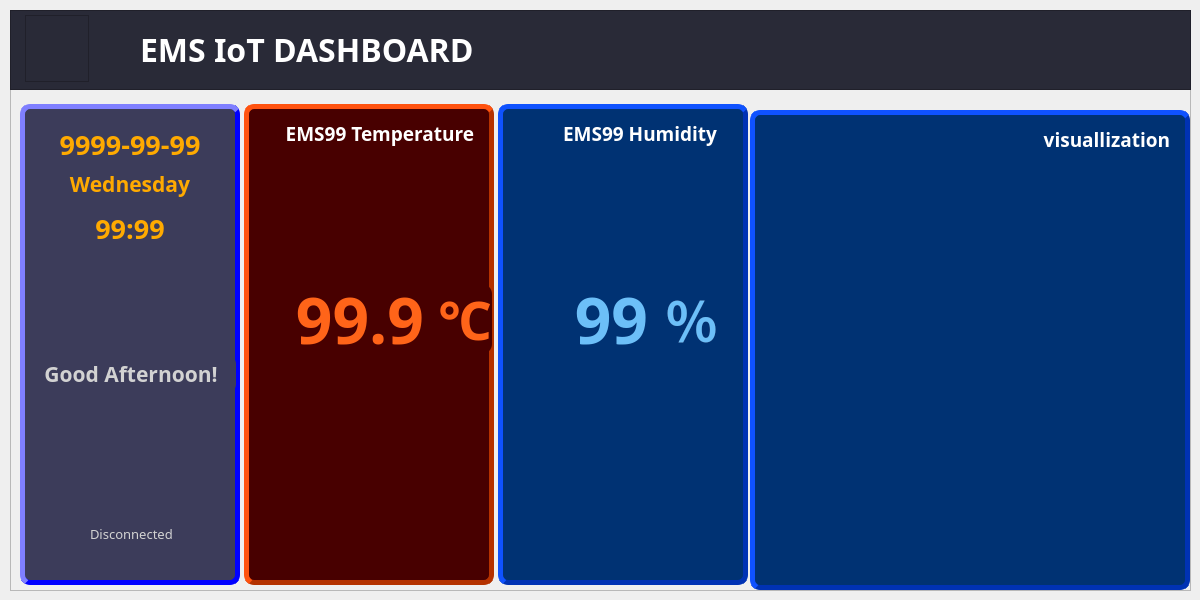
Above: windows/UI/dashboard.ui from donghu98/EMS_comm before the change. Below: the same form after it.
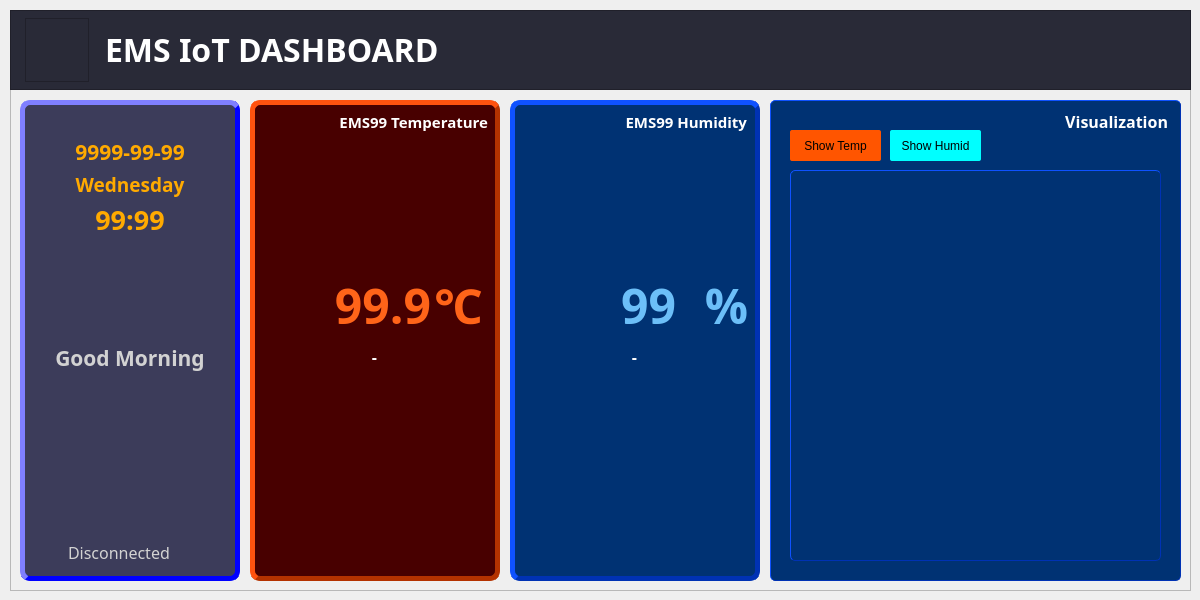
That is the form after the change. Icons and pictures are not drawn.

```diff
--- a/windows/UI/dashboard.ui
+++ b/windows/UI/dashboard.ui
@@ -36,7 +36,7 @@
   </property>
   <property name="font">
    <font>
-    <family>나눔고딕코딩</family>
+    <family>나눔고딕</family>
    </font>
   </property>
   <property name="windowTitle">
@@ -86,9 +86,9 @@
       <property name="geometry">
        <rect>
         <x>15</x>
-        <y>5</y>
+        <y>8</y>
         <width>64</width>
-        <height>67</height>
+        <height>64</height>
        </rect>
       </property>
       <property name="styleSheet">
@@ -105,15 +105,15 @@
      <widget class="QLabel" name="lbltitle">
       <property name="geometry">
        <rect>
-        <x>130</x>
-        <y>13</y>
-        <width>370</width>
-        <height>52</height>
+        <x>95</x>
+        <y>14</y>
+        <width>521</width>
+        <height>51</height>
        </rect>
       </property>
       <property name="font">
        <font>
-        <family>나눔고딕코딩</family>
+        <family>나눔고딕 ExtraBold</family>
         <pointsize>24</pointsize>
         <weight>75</weight>
         <bold>true</bold>
@@ -131,14 +131,14 @@
      <property name="geometry">
       <rect>
        <x>10</x>
-       <y>94</y>
+       <y>90</y>
        <width>220</width>
        <height>481</height>
       </rect>
      </property>
      <property name="font">
       <font>
-       <family>나눔고딕코딩</family>
+       <family>나눔고딕 ExtraBold</family>
        <weight>75</weight>
        <bold>true</bold>
       </font>
@@ -159,8 +159,8 @@
      <widget class="QFrame" name="weatherFrame">
       <property name="geometry">
        <rect>
-        <x>79</x>
-        <y>170</y>
+        <x>78</x>
+        <y>160</y>
         <width>64</width>
         <height>64</height>
        </rect>
@@ -181,16 +181,16 @@
      <widget class="QLabel" name="lblDate">
       <property name="geometry">
        <rect>
-        <x>15</x>
-        <y>20</y>
-        <width>190</width>
-        <height>40</height>
+        <x>35</x>
+        <y>36</y>
+        <width>150</width>
+        <height>31</height>
        </rect>
       </property>
       <property name="font">
        <font>
-        <family>나눔고딕코딩</family>
-        <pointsize>20</pointsize>
+        <family>나눔고딕 ExtraBold</family>
+        <pointsize>16</pointsize>
         <weight>75</weight>
         <bold>true</bold>
        </font>
@@ -209,16 +209,16 @@
      <widget class="QLabel" name="lblDay">
       <property name="geometry">
        <rect>
-        <x>15</x>
-        <y>60</y>
-        <width>190</width>
-        <height>40</height>
+        <x>35</x>
+        <y>69</y>
+        <width>150</width>
+        <height>31</height>
        </rect>
       </property>
       <property name="font">
        <font>
-        <family>나눔고딕코딩</family>
-        <pointsize>16</pointsize>
+        <family>나눔고딕 ExtraBold</family>
+        <pointsize>14</pointsize>
         <weight>75</weight>
         <bold>true</bold>
        </font>
@@ -237,15 +237,15 @@
      <widget class="QLabel" name="lblTime">
       <property name="geometry">
        <rect>
-        <x>15</x>
+        <x>35</x>
         <y>104</y>
-        <width>190</width>
-        <height>40</height>
+        <width>150</width>
+        <height>31</height>
        </rect>
       </property>
       <property name="font">
        <font>
-        <family>나눔고딕코딩</family>
+        <family>나눔고딕 ExtraBold</family>
         <pointsize>20</pointsize>
         <weight>75</weight>
         <bold>true</bold>
@@ -265,15 +265,15 @@
      <widget class="QLabel" name="lblGreeting">
       <property name="geometry">
        <rect>
-        <x>6</x>
-        <y>250</y>
-        <width>210</width>
-        <height>40</height>
+        <x>10</x>
+        <y>242</y>
+        <width>200</width>
+        <height>31</height>
        </rect>
       </property>
       <property name="font">
        <font>
-        <family>나눔고딕코딩</family>
+        <family>나눔고딕 ExtraBold</family>
         <pointsize>16</pointsize>
         <weight>75</weight>
         <bold>true</bold>
@@ -284,7 +284,7 @@
 border:none;</string>
       </property>
       <property name="text">
-       <string>Good Afternoon!</string>
+       <string>Good Morning</string>
       </property>
       <property name="alignment">
        <set>Qt::AlignCenter</set>
@@ -293,10 +293,10 @@
      <widget class="QFrame" name="conframe">
       <property name="geometry">
        <rect>
-        <x>20</x>
-        <y>420</y>
-        <width>40</width>
-        <height>40</height>
+        <x>16</x>
+        <y>441</y>
+        <width>24</width>
+        <height>24</height>
        </rect>
       </property>
       <property name="styleSheet">
@@ -315,16 +315,16 @@
      <widget class="QLabel" name="lblstatus">
       <property name="geometry">
        <rect>
-        <x>70</x>
-        <y>410</y>
-        <width>140</width>
-        <height>40</height>
+        <x>48</x>
+        <y>437</y>
+        <width>141</width>
+        <height>31</height>
        </rect>
       </property>
       <property name="font">
        <font>
-        <family>나눔고딕코딩</family>
-        <pointsize>10</pointsize>
+        <family>나눔고딕</family>
+        <pointsize>12</pointsize>
         <weight>50</weight>
         <bold>false</bold>
        </font>
@@ -344,15 +344,15 @@
     <widget class="QFrame" name="tempFrame">
      <property name="geometry">
       <rect>
-       <x>234</x>
-       <y>94</y>
+       <x>240</x>
+       <y>90</y>
        <width>250</width>
        <height>481</height>
       </rect>
      </property>
      <property name="font">
       <font>
-       <family>나눔고딕코딩</family>
+       <family>나눔고딕 ExtraBold</family>
        <weight>75</weight>
        <bold>true</bold>
       </font>
@@ -373,8 +373,8 @@
      <widget class="QFrame" name="tempIconFrame">
       <property name="geometry">
        <rect>
-        <x>10</x>
-        <y>50</y>
+        <x>16</x>
+        <y>42</y>
         <width>128</width>
         <height>128</height>
        </rect>
@@ -395,16 +395,16 @@
      <widget class="QLabel" name="lblTempTitle">
       <property name="geometry">
        <rect>
-        <x>40</x>
-        <y>9</y>
-        <width>190</width>
-        <height>40</height>
+        <x>27</x>
+        <y>11</y>
+        <width>211</width>
+        <height>21</height>
        </rect>
       </property>
       <property name="font">
        <font>
-        <family>나눔고딕코딩</family>
-        <pointsize>14</pointsize>
+        <family>나눔고딕 ExtraBold</family>
+        <pointsize>11</pointsize>
         <weight>75</weight>
         <bold>true</bold>
        </font>
@@ -423,16 +423,16 @@
      <widget class="QLabel" name="lblCurrentTemp">
       <property name="geometry">
        <rect>
-        <x>10</x>
-        <y>180</y>
-        <width>170</width>
-        <height>70</height>
+        <x>40</x>
+        <y>174</y>
+        <width>141</width>
+        <height>62</height>
        </rect>
       </property>
       <property name="font">
        <font>
-        <family>나눔고딕코딩</family>
-        <pointsize>48</pointsize>
+        <family>나눔고딕 ExtraBold</family>
+        <pointsize>36</pointsize>
         <weight>75</weight>
         <bold>true</bold>
        </font>
@@ -451,16 +451,16 @@
      <widget class="QLabel" name="lblTempC">
       <property name="geometry">
        <rect>
-        <x>178</x>
-        <y>180</y>
-        <width>70</width>
-        <height>70</height>
+        <x>186</x>
+        <y>174</y>
+        <width>47</width>
+        <height>62</height>
        </rect>
       </property>
       <property name="font">
        <font>
-        <family>나눔고딕코딩</family>
-        <pointsize>40</pointsize>
+        <family>나눔고딕 ExtraBold</family>
+        <pointsize>36</pointsize>
         <weight>75</weight>
         <bold>true</bold>
        </font>
@@ -476,19 +476,83 @@
        <set>Qt::AlignRight|Qt::AlignTrailing|Qt::AlignVCenter</set>
       </property>
      </widget>
+     <widget class="QPushButton" name="btnTempAlarm">
+      <property name="geometry">
+       <rect>
+        <x>128</x>
+        <y>278</y>
+        <width>48</width>
+        <height>48</height>
+       </rect>
+      </property>
+      <property name="styleSheet">
+       <string notr="true">border-style: none;
+background-image: url(:/alarm);
+background-repeat: no-repeat;</string>
+      </property>
+      <property name="text">
+       <string/>
+      </property>
+     </widget>
+     <widget class="QLabel" name="lblTempAlarm">
+      <property name="geometry">
+       <rect>
+        <x>39</x>
+        <y>246</y>
+        <width>171</width>
+        <height>21</height>
+       </rect>
+      </property>
+      <property name="font">
+       <font>
+        <family>나눔고딕</family>
+        <pointsize>12</pointsize>
+        <weight>75</weight>
+        <bold>true</bold>
+       </font>
+      </property>
+      <property name="styleSheet">
+       <string notr="true">color: rgb(255, 255, 255);
+border: none;</string>
+      </property>
+      <property name="text">
+       <string>-</string>
+      </property>
+      <property name="alignment">
+       <set>Qt::AlignCenter</set>
+      </property>
+     </widget>
+     <widget class="QPushButton" name="btnTempStop">
+      <property name="geometry">
+       <rect>
+        <x>184</x>
+        <y>278</y>
+        <width>48</width>
+        <height>48</height>
+       </rect>
+      </property>
+      <property name="styleSheet">
+       <string notr="true">border-style: none;
+background-image: url(:/stop);
+background-repeat: no-repeat;</string>
+      </property>
+      <property name="text">
+       <string/>
+      </property>
+     </widget>
     </widget>
     <widget class="QFrame" name="HumidFrame">
      <property name="geometry">
       <rect>
-       <x>488</x>
-       <y>94</y>
+       <x>500</x>
+       <y>90</y>
        <width>250</width>
        <height>481</height>
       </rect>
      </property>
      <property name="font">
       <font>
-       <family>나눔고딕코딩</family>
+       <family>나눔고딕 ExtraBold</family>
        <weight>75</weight>
        <bold>true</bold>
       </font>
@@ -509,8 +573,8 @@
      <widget class="QFrame" name="HumidIconFrame">
       <property name="geometry">
        <rect>
-        <x>10</x>
-        <y>50</y>
+        <x>16</x>
+        <y>42</y>
         <width>128</width>
         <height>128</height>
        </rect>
@@ -531,16 +595,16 @@
      <widget class="QLabel" name="lblHumidTitle">
       <property name="geometry">
        <rect>
-        <x>29</x>
-        <y>9</y>
-        <width>190</width>
-        <height>40</height>
+        <x>16</x>
+        <y>11</y>
+        <width>221</width>
+        <height>21</height>
        </rect>
       </property>
       <property name="font">
        <font>
-        <family>나눔고딕코딩</family>
-        <pointsize>14</pointsize>
+        <family>나눔고딕 ExtraBold</family>
+        <pointsize>11</pointsize>
         <weight>75</weight>
         <bold>true</bold>
        </font>
@@ -559,23 +623,23 @@
      <widget class="QLabel" name="lblCurrentHumid">
       <property name="geometry">
        <rect>
-        <x>50</x>
-        <y>180</y>
-        <width>100</width>
-        <height>70</height>
+        <x>25</x>
+        <y>174</y>
+        <width>141</width>
+        <height>62</height>
        </rect>
       </property>
       <property name="font">
        <font>
-        <family>나눔고딕코딩</family>
-        <pointsize>48</pointsize>
+        <family>나눔고딕 ExtraBold</family>
+        <pointsize>36</pointsize>
         <weight>75</weight>
         <bold>true</bold>
        </font>
       </property>
       <property name="styleSheet">
-       <string notr="true">border:none;
-color: rgb(108, 191, 248);</string>
+       <string notr="true">color: rgb(108, 191, 248);
+border: none;</string>
       </property>
       <property name="text">
        <string>99</string>
@@ -587,54 +651,118 @@
      <widget class="QLabel" name="lblHumidP">
       <property name="geometry">
        <rect>
-        <x>150</x>
-        <y>180</y>
-        <width>70</width>
-        <height>70</height>
+        <x>174</x>
+        <y>174</y>
+        <width>64</width>
+        <height>62</height>
        </rect>
       </property>
       <property name="font">
        <font>
-        <family>나눔고딕코딩</family>
-        <pointsize>40</pointsize>
+        <family>나눔고딕 ExtraBold</family>
+        <pointsize>36</pointsize>
         <weight>75</weight>
         <bold>true</bold>
        </font>
       </property>
       <property name="styleSheet">
-       <string notr="true">border:none;
-color: rgb(108, 191, 248);</string>
+       <string notr="true">color: rgb(108, 191, 248);
+border: none;</string>
       </property>
       <property name="text">
-       <string>％</string>
+       <string>%</string>
       </property>
       <property name="alignment">
        <set>Qt::AlignRight|Qt::AlignTrailing|Qt::AlignVCenter</set>
       </property>
      </widget>
+     <widget class="QPushButton" name="btnHumidStop">
+      <property name="geometry">
+       <rect>
+        <x>184</x>
+        <y>278</y>
+        <width>48</width>
+        <height>48</height>
+       </rect>
+      </property>
+      <property name="styleSheet">
+       <string notr="true">border-style: none;
+background-image: url(:/bstop);
+background-repeat: no-repeat;</string>
+      </property>
+      <property name="text">
+       <string/>
+      </property>
+     </widget>
+     <widget class="QPushButton" name="btnHumidAlarm">
+      <property name="geometry">
+       <rect>
+        <x>128</x>
+        <y>278</y>
+        <width>48</width>
+        <height>48</height>
+       </rect>
+      </property>
+      <property name="styleSheet">
+       <string notr="true">border-style: none;
+background-image: url(:/balarm);
+background-repeat: no-repeat;</string>
+      </property>
+      <property name="text">
+       <string/>
+      </property>
+     </widget>
+     <widget class="QLabel" name="lblHumidAlarm">
+      <property name="geometry">
+       <rect>
+        <x>39</x>
+        <y>246</y>
+        <width>171</width>
+        <height>21</height>
+       </rect>
+      </property>
+      <property name="font">
+       <font>
+        <family>나눔고딕</family>
+        <pointsize>12</pointsize>
+        <weight>75</weight>
+        <bold>true</bold>
+       </font>
+      </property>
+      <property name="styleSheet">
+       <string notr="true">color: rgb(255, 255, 255);
+border: none;</string>
+      </property>
+      <property name="text">
+       <string>-</string>
+      </property>
+      <property name="alignment">
+       <set>Qt::AlignCenter</set>
+      </property>
+     </widget>
     </widget>
     <widget class="QFrame" name="lblframe">
      <property name="geometry">
       <rect>
-       <x>740</x>
-       <y>100</y>
-       <width>440</width>
-       <height>480</height>
+       <x>760</x>
+       <y>90</y>
+       <width>411</width>
+       <height>481</height>
       </rect>
      </property>
      <property name="font">
       <font>
-       <family>나눔고딕코딩</family>
+       <family>나눔고딕 ExtraBold</family>
        <weight>75</weight>
        <bold>true</bold>
       </font>
      </property>
      <property name="styleSheet">
       <string notr="true">background-color: rgb(0, 50, 115);
-border-style:outset;
-border-width:5px;
+border-style: outset;
+border-width: 1px;
 border-color: rgb(0, 50, 180);
-border-radius:10px;</string>
+border-radius: 5px;</string>
      </property>
      <property name="frameShape">
       <enum>QFrame::StyledPanel</enum>
@@ -645,16 +773,16 @@
      <widget class="QLabel" name="lblchart">
       <property name="geometry">
        <rect>
-        <x>230</x>
-        <y>9</y>
-        <width>190</width>
-        <height>40</height>
+        <x>227</x>
+        <y>11</y>
+        <width>171</width>
+        <height>21</height>
        </rect>
       </property>
       <property name="font">
        <font>
-        <family>나눔고딕코딩</family>
-        <pointsize>14</pointsize>
+        <family>나눔고딕 ExtraBold</family>
+        <pointsize>12</pointsize>
         <weight>75</weight>
         <bold>true</bold>
        </font>
@@ -664,12 +792,59 @@
 border:none;</string>
       </property>
       <property name="text">
-       <string>visuallization</string>
+       <string>Visualization</string>
       </property>
       <property name="alignment">
        <set>Qt::AlignRight|Qt::AlignTrailing|Qt::AlignVCenter</set>
       </property>
      </widget>
+     <widget class="QWidget" name="gridLayoutWidget">
+      <property name="geometry">
+       <rect>
+        <x>20</x>
+        <y>70</y>
+        <width>371</width>
+        <height>391</height>
+       </rect>
+      </property>
+      <layout class="QGridLayout" name="dataView"/>
+     </widget>
+     <widget class="QPushButton" name="btnTemp">
+      <property name="geometry">
+       <rect>
+        <x>20</x>
+        <y>30</y>
+        <width>91</width>
+        <height>31</height>
+       </rect>
+      </property>
+      <property name="styleSheet">
+       <string notr="true">border-style:none;
+background-color: rgb(255, 85, 0);
+border-radius: 2px;</string>
+      </property>
+      <property name="text">
+       <string>Show Temp</string>
+      </property>
+     </widget>
+     <widget class="QPushButton" name="btnHumid">
+      <property name="geometry">
+       <rect>
+        <x>120</x>
+        <y>30</y>
+        <width>91</width>
+        <height>31</height>
+       </rect>
+      </property>
+      <property name="styleSheet">
+       <string notr="true">border-style:none;
+background-color: rgb(0, 255, 255);
+border-radius: 2px;</string>
+      </property>
+      <property name="text">
+       <string>Show Humid</string>
+      </property>
+     </widget>
     </widget>
    </widget>
   </widget>
```
Left out of the diff: 86 changed lines with no effect on the pictures.
